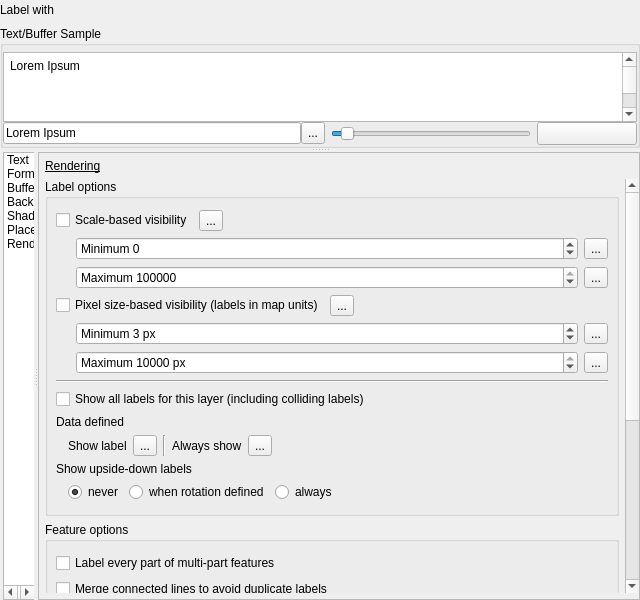
Qt form src/ui/qgslabelingguibase.ui (qgis/QGIS) before a commit.
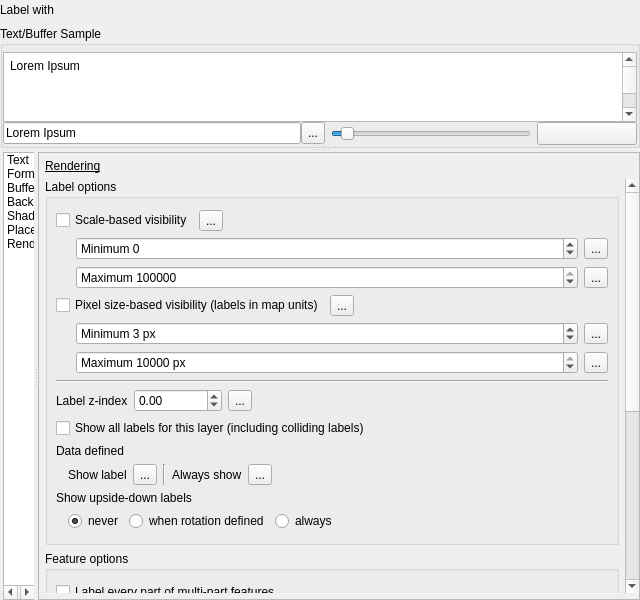
The same form after that commit. The open tabs and pages were chosen to show the change. Icons and pictures are not drawn. Custom widgets are drawn as their Qt base class.

Commit message: [FEATURE] Control over label rendering order

Patch:
```diff
--- a/src/ui/qgslabelingguibase.ui
+++ b/src/ui/qgslabelingguibase.ui
@@ -4821,9 +4821,9 @@
                      <property name="geometry">
                       <rect>
                        <x>0</x>
-                       <y>0</y>
-                       <width>469</width>
-                       <height>793</height>
+                       <y>-157</y>
+                       <width>578</width>
+                       <height>799</height>
                       </rect>
                      </property>
                      <layout class="QVBoxLayout" name="verticalLayout_8">
@@ -5129,6 +5129,50 @@
                            </property>
                           </widget>
                          </item>
+                         <item>
+                          <layout class="QHBoxLayout" name="horizontalLayout_8">
+                           <item>
+                            <widget class="QLabel" name="label_16">
+                             <property name="text">
+                              <string>Label z-index</string>
+                             </property>
+                            </widget>
+                           </item>
+                           <item>
+                            <widget class="QgsDoubleSpinBox" name="mZIndexSpinBox">
+                             <property name="toolTip">
+                              <string>Controls how labels are drawn on top of each other. Labels with a higher z-index are drawn above labels with a lower z-index.</string>
+                             </property>
+                             <property name="minimum">
+                              <double>-9999999.000000000000000</double>
+                             </property>
+                             <property name="maximum">
+                              <double>9999999.000000000000000</double>
+                             </property>
+                            </widget>
+                           </item>
+                           <item>
+                            <widget class="QgsDataDefinedButton" name="mZIndexDDBtn">
+                             <property name="text">
+                              <string>...</string>
+                             </property>
+                            </widget>
+                           </item>
+                           <item>
+                            <spacer name="horizontalSpacer_5">
+                             <property name="orientation">
+                              <enum>Qt::Horizontal</enum>
+                             </property>
+                             <property name="sizeHint" stdset="0">
+                              <size>
+                               <width>40</width>
+                               <height>20</height>
+                              </size>
+                             </property>
+                            </spacer>
+                           </item>
+                          </layout>
+                         </item>
                          <item>
                           <widget class="QCheckBox" name="mPalShowAllLabelsForLayerChkBx">
                            <property name="text">
```
Left out of the diff: 550 changed lines with no effect on the pictures. The commit also changes 29 other files.
